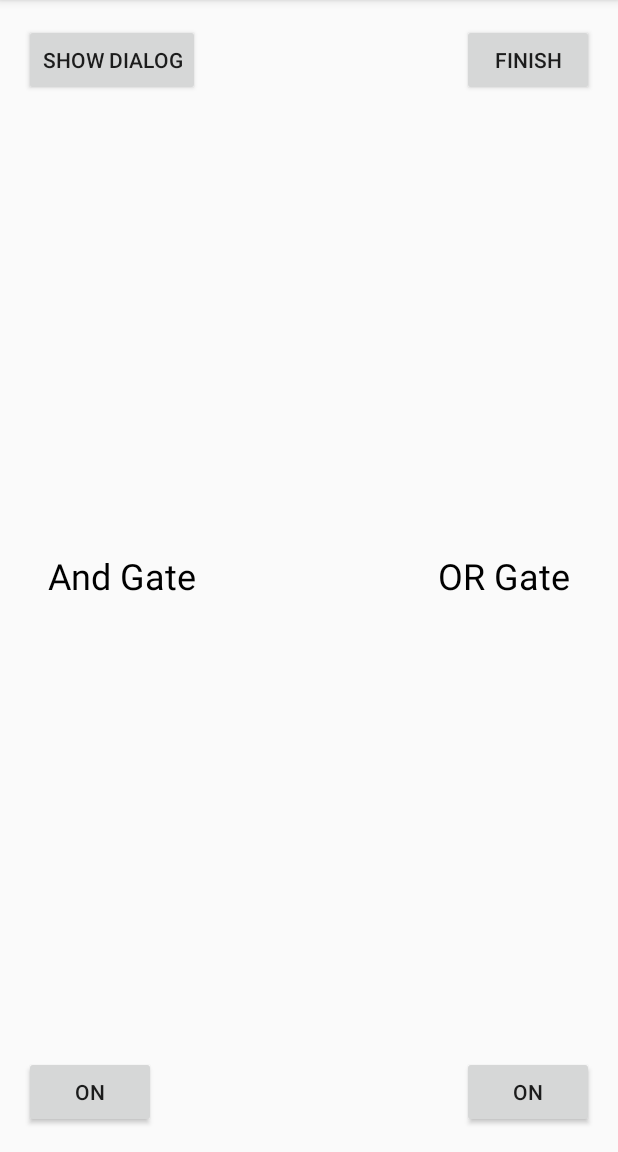
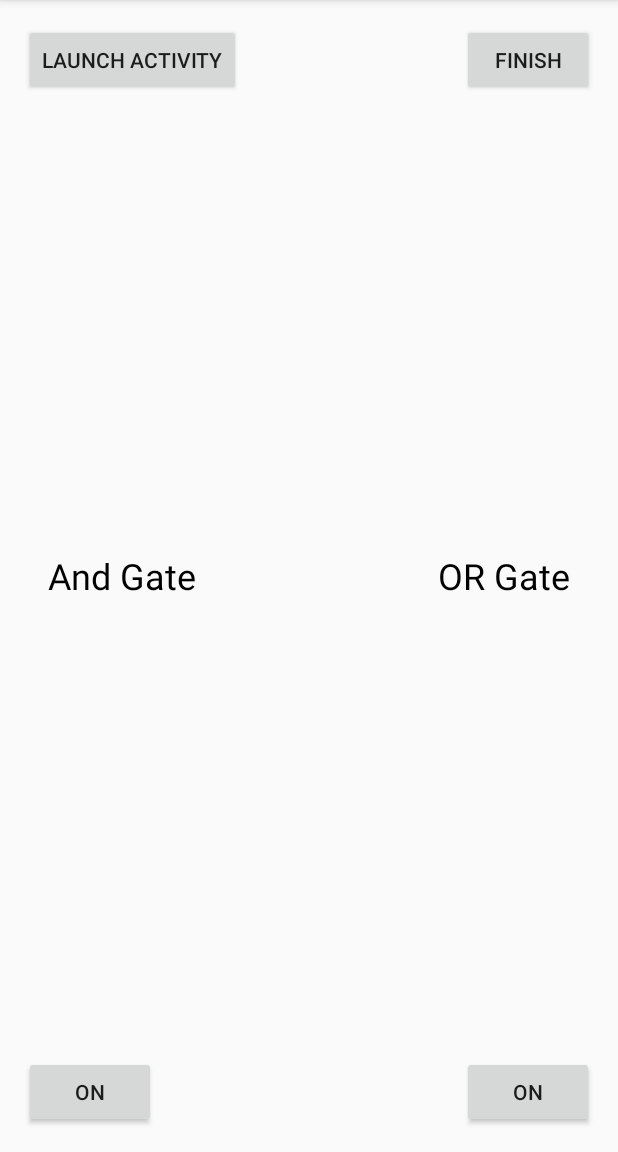
Before and after one commit to GC-Xi/MediatorLiveData-Example, an Android app: the screen it shows after launch (MainActivity), on a phone screen of 412 x 824 dp, the part 84-1236 px from its top. Run offline under Robolectric (Android 15) with nearby library versions, the phone set to English and light mode, and no system bars.

Commit message:
Launch Activity with viewModel event

```diff
--- a/app/src/main/AndroidManifest.xml
+++ b/app/src/main/AndroidManifest.xml
@@ -9,6 +9,7 @@
             android:roundIcon="@mipmap/ic_launcher_round"
             android:supportsRtl="true"
             android:theme="@style/AppTheme">
+        <activity android:name=".HelloActivity"/>
         <activity android:name=".MainActivity">
             <intent-filter>
                 <action android:name="android.intent.action.MAIN"/>
--- a/app/src/main/java/com/xi_zz/livedataexample/MainActivity.kt
+++ b/app/src/main/java/com/xi_zz/livedataexample/MainActivity.kt
@@ -1,21 +1,16 @@
 package com.xi_zz.livedataexample
 
+import android.content.Intent
 import android.os.Bundle
-import androidx.appcompat.app.AlertDialog
 import androidx.appcompat.app.AppCompatActivity
 import androidx.core.view.isVisible
 import androidx.lifecycle.Observer
 import androidx.lifecycle.ViewModelProvider
-import kotlinx.android.synthetic.main.activity_main.andGateText
-import kotlinx.android.synthetic.main.activity_main.finishButton
-import kotlinx.android.synthetic.main.activity_main.gateOneButton
-import kotlinx.android.synthetic.main.activity_main.gateTwoButton
-import kotlinx.android.synthetic.main.activity_main.orGateText
-import kotlinx.android.synthetic.main.activity_main.showDialogButton
+import kotlinx.android.synthetic.main.activity_main.*
 
 class MainActivity : AppCompatActivity() {
 
-    val viewModel: MainViewModel by lazy { ViewModelProvider(this).get(MainViewModel::class.java) }
+    private val viewModel: MainViewModel by lazy { ViewModelProvider(this).get(MainViewModel::class.java) }
 
     override fun onCreate(savedInstanceState: Bundle?) {
         super.onCreate(savedInstanceState)
@@ -30,17 +25,13 @@ class MainActivity : AppCompatActivity() {
         gateTwoButton.setOnClickListener { viewModel.taggleGateTwo() }
 
         // Navigation
-        viewModel.showDialog.observe(this, Observer {
-            AlertDialog.Builder(this).apply {
-                setTitle("Hello")
-                setMessage("How are you?")
-            }.show()
+        viewModel.launchActivity.observe(this, Observer {
+            startActivity(Intent(this, HelloActivity::class.java))
         })
         viewModel.finish.observe(this, Observer { finish() })
 
-        showDialogButton.setOnClickListener { viewModel.showDialog() }
+        launchActivityButton.setOnClickListener { viewModel.showDialog() }
         finishButton.setOnClickListener { viewModel.finish() }
     }
 
-
 }
--- a/app/src/main/java/com/xi_zz/livedataexample/MainViewModel.kt
+++ b/app/src/main/java/com/xi_zz/livedataexample/MainViewModel.kt
@@ -28,7 +28,7 @@ class MainViewModel : ViewModel() {
     private val _showDialog = MutableLiveData<Unit>()
     private val _finish = MutableLiveData<Unit>()
 
-    val showDialog: LiveData<Unit> = _showDialog
+    val launchActivity: LiveData<Unit> = _showDialog
     val finish: LiveData<Unit> = _finish
 
     fun showDialog() {
--- a/app/src/main/res/layout/activity_main.xml
+++ b/app/src/main/res/layout/activity_main.xml
@@ -31,16 +31,14 @@
         android:textSize="24dp"
         />
 
-
     <Button
-        android:id="@+id/showDialogButton"
-        android:layout_width="wrap_content"
-        android:layout_height="wrap_content"
-        android:layout_alignParentTop="true"
-        android:layout_margin="16dp"
-        android:text="Show Dialog"
+            android:id="@+id/launchActivityButton"
+            android:layout_width="wrap_content"
+            android:layout_height="wrap_content"
+            android:layout_alignParentTop="true"
+            android:layout_margin="16dp"
+            android:text="Launch Activity"
         />
-
 
     <Button
         android:id="@+id/finishButton"
@@ -51,7 +49,6 @@
         android:layout_margin="16dp"
         android:text="Finish"
         />
-
 
     <Button
         android:id="@+id/gateOneButton"
```
Also changed, not shown: app/src/main/java/com/xi_zz/livedataexample/HelloActivity.kt (added, +12 -0 lines), app/src/main/res/layout/activity_hello.xml (added, +9 -0 lines).
